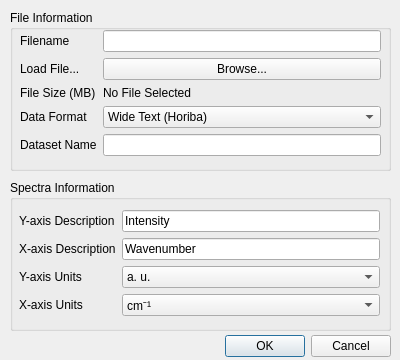
Qt form loaddataset.ui (VespucciProject/Vespucci) before a commit.
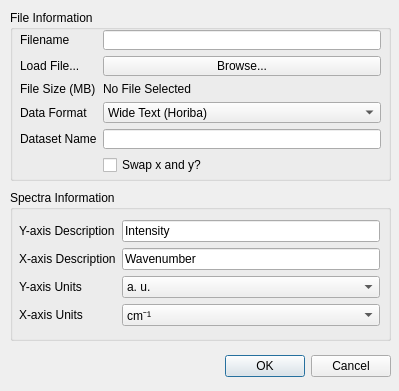
The same form after that commit.

```diff
--- a/loaddataset.ui
+++ b/loaddataset.ui
@@ -6,8 +6,8 @@
    <rect>
     <x>0</x>
     <y>0</y>
-    <width>400</width>
-    <height>360</height>
+    <width>399</width>
+    <height>391</height>
    </rect>
   </property>
   <property name="windowTitle">
@@ -17,7 +17,7 @@
    <property name="geometry">
     <rect>
      <x>50</x>
-     <y>330</y>
+     <y>350</y>
      <width>341</width>
      <height>32</height>
     </rect>
@@ -33,7 +33,7 @@
    <property name="geometry">
     <rect>
      <x>10</x>
-     <y>180</y>
+     <y>190</y>
      <width>381</width>
      <height>151</height>
     </rect>
@@ -140,7 +140,7 @@
      <x>10</x>
      <y>10</y>
      <width>381</width>
-     <height>161</height>
+     <height>171</height>
     </rect>
    </property>
    <property name="title">
@@ -152,10 +152,13 @@
       <x>10</x>
       <y>20</y>
       <width>361</width>
-      <height>131</height>
+      <height>145</height>
      </rect>
     </property>
     <layout class="QFormLayout" name="formLayout_3">
+     <property name="fieldGrowthPolicy">
+      <enum>QFormLayout::AllNonFixedFieldsGrow</enum>
+     </property>
      <item row="0" column="0">
       <widget class="QLabel" name="label">
        <property name="text">
@@ -258,6 +261,16 @@
        </property>
       </widget>
      </item>
+     <item row="5" column="1">
+      <widget class="QCheckBox" name="swapCheckBox">
+       <property name="toolTip">
+        <string>Depending on your settings, your data may have y in the column before x, rather than the traditional x before y.  Enabling this option will take the first column as y and second column as x.  Applies only to text files.</string>
+       </property>
+       <property name="text">
+        <string>Swap x and y?</string>
+       </property>
+      </widget>
+     </item>
     </layout>
    </widget>
   </widget>
```
Left out of the diff: 5 changed lines with no effect on the pictures.
